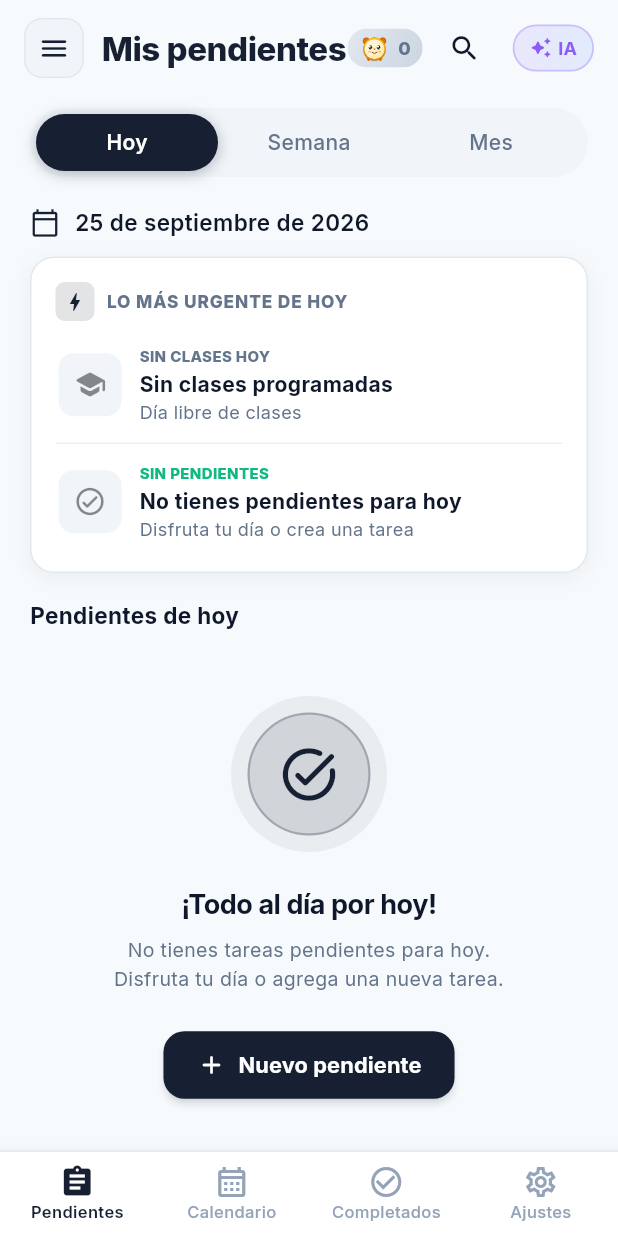
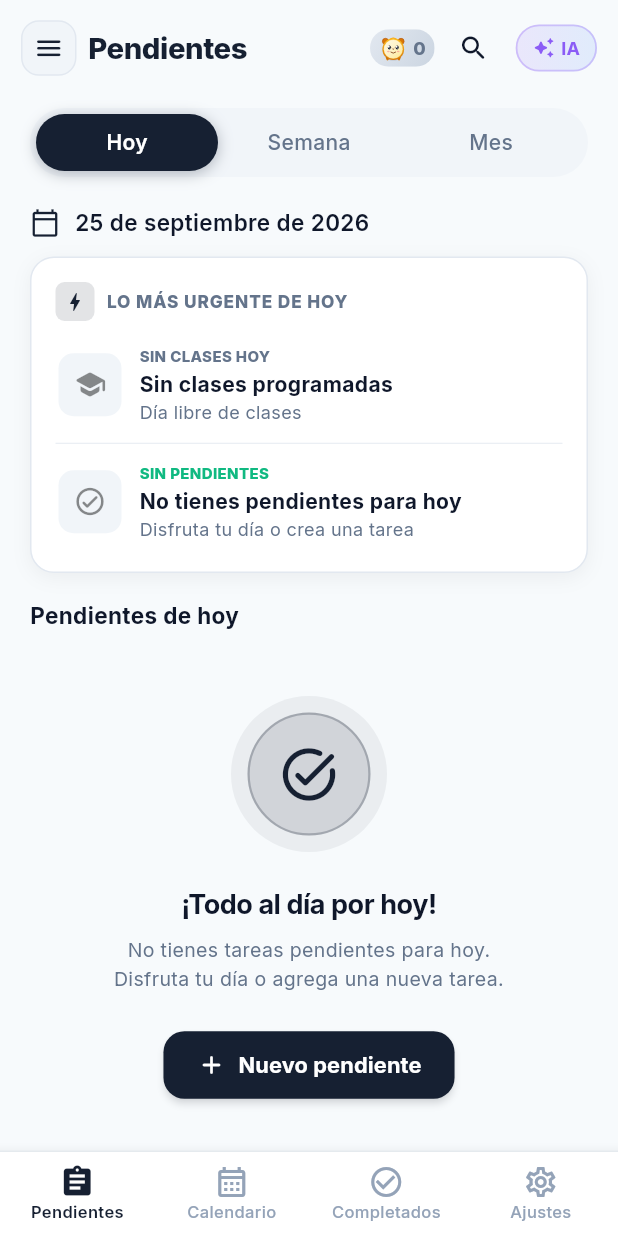
Before and after one commit to NiceWyll/zendae, a Flutter app: the HomeShellScreen screen opened directly, on a phone screen of 412 x 824 dp. Run offline on Flutter 3.47's test engine with Material 3 defaults, Android fonts, the phone set to English and light mode, and no system bars; our stand-ins replace file_picker, flutter_local_notifications, flutter_riverpod, flutter_tts, google_fonts, permission_handler and 5 more; accounts and stored records are empty.

Commit message:
fix(ui): solucionar solapamiento en AppBar acortando a 'Pendientes' y optimizando espaciados

```diff
--- a/lib/features/racha/presentation/widgets/banner_racha.dart
+++ b/lib/features/racha/presentation/widgets/banner_racha.dart
@@ -57,7 +57,7 @@
         },
         child: Ink(
           padding: EdgeInsets.symmetric(
-            horizontal: compacto ? 8 : 12,
+            horizontal: compacto ? 6 : 12,
             vertical: compacto ? 3 : 5,
           ),
           decoration: BoxDecoration(
@@ -82,11 +82,11 @@
             children: [
               // Personaje animado de Zendy en miniatura
               ZendyPersonajeWidget(
-                size: compacto ? 20 : 24,
+                size: compacto ? 19 : 24,
                 prendaId: prendaId,
                 animado: true,
               ),
-              const SizedBox(width: 6),
+              const SizedBox(width: 4),
               Text(
                 '${racha.diasActuales}',
                 style: TextStyle(
--- a/lib/shell/home_shell_screen.dart
+++ b/lib/shell/home_shell_screen.dart
@@ -172,7 +172,7 @@
   }
 
   Widget _buildAppBar(bool isDark) {
-    String title = 'Mis pendientes';
+    String title = 'Pendientes';
     if (_bottomNavIndex == 1) title = 'Calendario';
     if (_bottomNavIndex == 2) title = 'Completados';
     if (_bottomNavIndex == 3) title = 'Ajustes';
@@ -180,20 +180,20 @@
     final primaryColor = Theme.of(context).primaryColor;
 
     return Padding(
-      padding: const EdgeInsets.symmetric(horizontal: 16, vertical: 8),
+      padding: const EdgeInsets.symmetric(horizontal: 14, vertical: 8),
       child: Row(
         mainAxisAlignment: MainAxisAlignment.spaceBetween,
         children: [
-          // Lado izquierdo: Botón de las 3 rayitas + Título agrupados
-          Row(
-            mainAxisSize: MainAxisSize.min,
+          // Lado izquierdo: Botón de las 3 rayitas + Título con espacio flexible
+          Expanded(
+            child: Row(
               children: [
                 Builder(
                   builder: (ctx) => InkWell(
                     borderRadius: BorderRadius.circular(12),
                     onTap: () => Scaffold.of(ctx).openDrawer(),
                     child: Container(
-                    padding: const EdgeInsets.all(8),
+                      padding: const EdgeInsets.all(7),
                       decoration: BoxDecoration(
                         color: isDark
                             ? const Color(0xFF1E293B)
@@ -206,38 +206,45 @@
                           width: 1,
                         ),
                       ),
-                    child: Icon(Icons.menu_rounded, color: primaryColor, size: 22),
+                      child: Icon(Icons.menu_rounded, color: primaryColor, size: 21),
                     ),
                   ),
                 ),
-              const SizedBox(width: 12),
-              Text(
+                const SizedBox(width: 8),
+                Flexible(
+                  child: Text(
                     title,
                     style: TextStyle(
-                  fontSize: 22,
+                      fontSize: 19.5,
                       fontWeight: FontWeight.w800,
                       color: primaryColor,
                       letterSpacing: -0.3,
                     ),
+                    maxLines: 1,
+                    overflow: TextOverflow.ellipsis,
+                  ),
                 ),
               ],
             ),
+          ),
+          const SizedBox(width: 8),
 
-          // Lado derecho: Racha y Botón '✨ IA' (sin campanita, con espacio de sobra)
+          // Lado derecho: Racha, Buscador y Botón '✨ IA'
           Row(
+            mainAxisSize: MainAxisSize.min,
             children: [
               const BannerRachaChip(compacto: true),
-              const SizedBox(width: 4),
+              const SizedBox(width: 2),
 
-              // Buscador de texto (Requisito 8: ícono de lupa)
+              // Buscador de texto (ícono de lupa)
               IconButton(
                 icon: Icon(
                   Icons.search_rounded,
-                  size: 22,
+                  size: 21,
                   color: isDark ? Colors.white70 : AppColors.textPrimary,
                 ),
                 tooltip: 'Buscar en tareas y clases',
-                padding: const EdgeInsets.all(6),
+                padding: const EdgeInsets.all(5),
                 constraints: const BoxConstraints(),
                 onPressed: () {
                   showSearch(
@@ -246,7 +253,7 @@
                   );
                 },
               ),
-              const SizedBox(width: 8),
+              const SizedBox(width: 4),
 
               // Botón estilizado '✨ IA'
               InkWell(
```
Also changed, not shown: 2 other files. Lines whose indentation alone changed are shown as unchanged.
